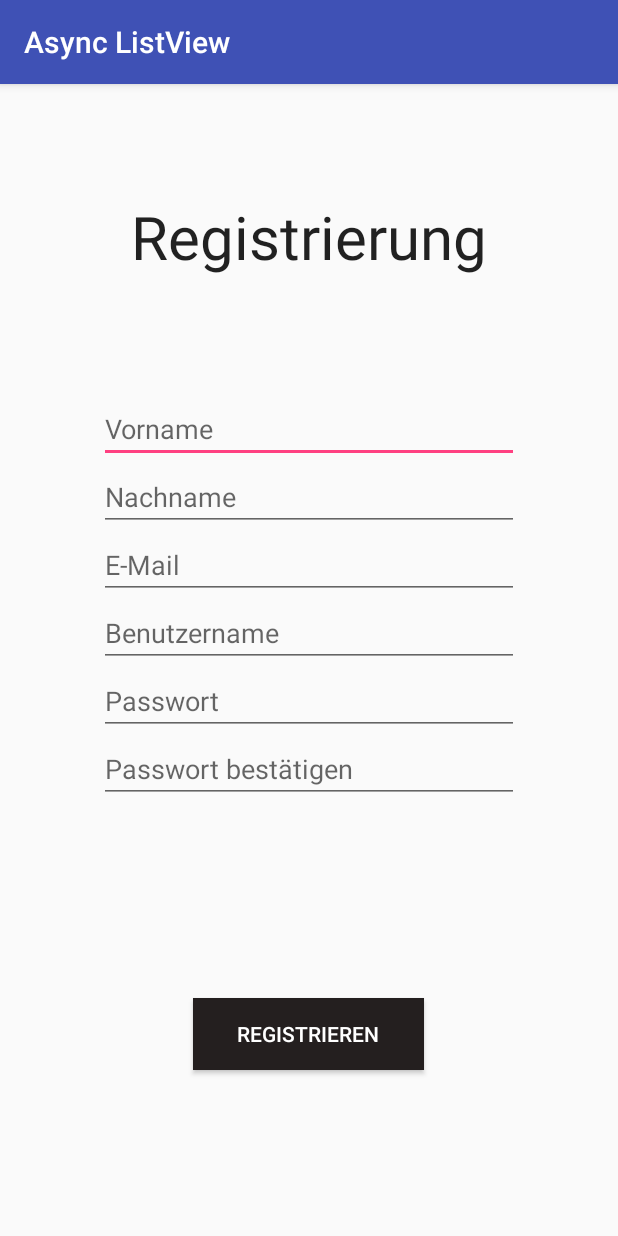
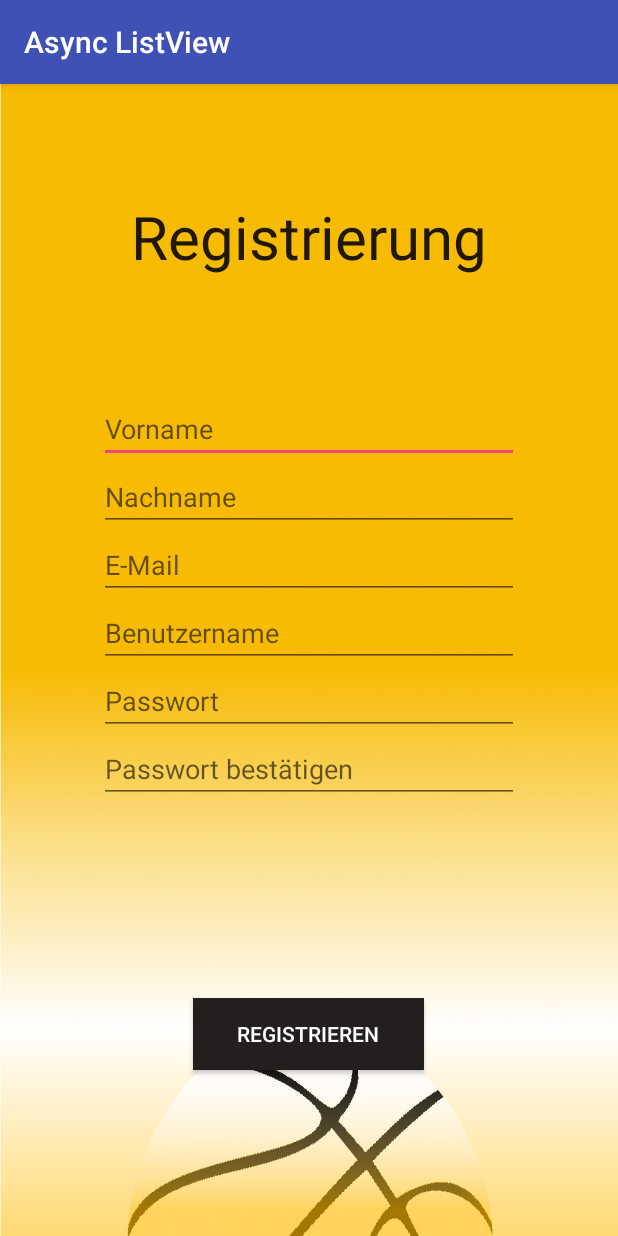
Before and after one commit to RalNeu/Project_Hoops, an Android app: the fragment RegisterTab shown on its own in the app's theme, on a phone screen of 412 x 824 dp. Run offline under Robolectric (Android 15) with nearby library versions, the phone set to English and light mode, and no system bars.

Commit message:
split profile background

```diff
--- a/app/src/main/res/layout/fragment_profile.xml
+++ b/app/src/main/res/layout/fragment_profile.xml
@@ -7,7 +7,8 @@
         android:orientation="vertical"
         android:layout_width="match_parent"
         android:layout_height="match_parent"
-        android:weightSum="10">
+        android:weightSum="10"
+        android:background="@drawable/bgprofile">
 
         <LinearLayout
             android:orientation="horizontal"
--- a/app/src/main/res/layout/fragment_register.xml
+++ b/app/src/main/res/layout/fragment_register.xml
@@ -3,7 +3,8 @@
     android:orientation="vertical"
     android:layout_width="match_parent"
     android:layout_height="match_parent"
-    android:weightSum="1">
+    android:weightSum="1"
+    android:background="@drawable/bgregister">
 
     <Space
         android:layout_width="match_parent"
```
Also changed, not shown: app/src/main/res/drawable-nodpi/bgprofile.jpg (added), app/src/main/res/drawable-nodpi/bgprofilebot.jpg (added), app/src/main/res/drawable-nodpi/bgprofilebot2.jpg (added), app/src/main/res/drawable-nodpi/bgprofiletop.jpg (added), app/src/main/res/drawable-nodpi/bgregister.jpg (added), app/src/main/res/drawable-nodpi/testbackground.jpg (deleted).
